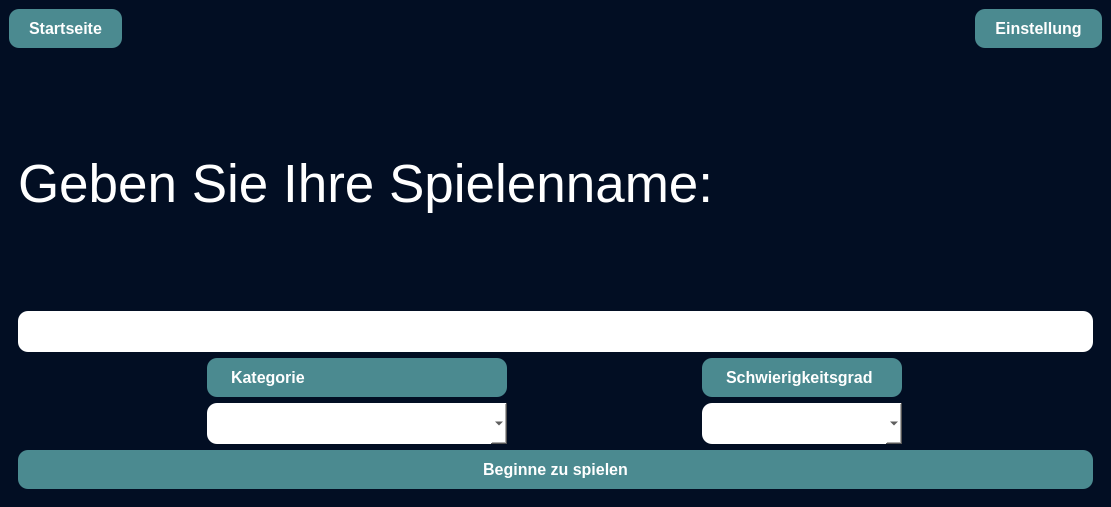
Before: the Qt Designer form WerWirdMillionear/mainwindow.ui in HoussemHfasa/-Wer-wird-Millionear, drawn with Qt 5.
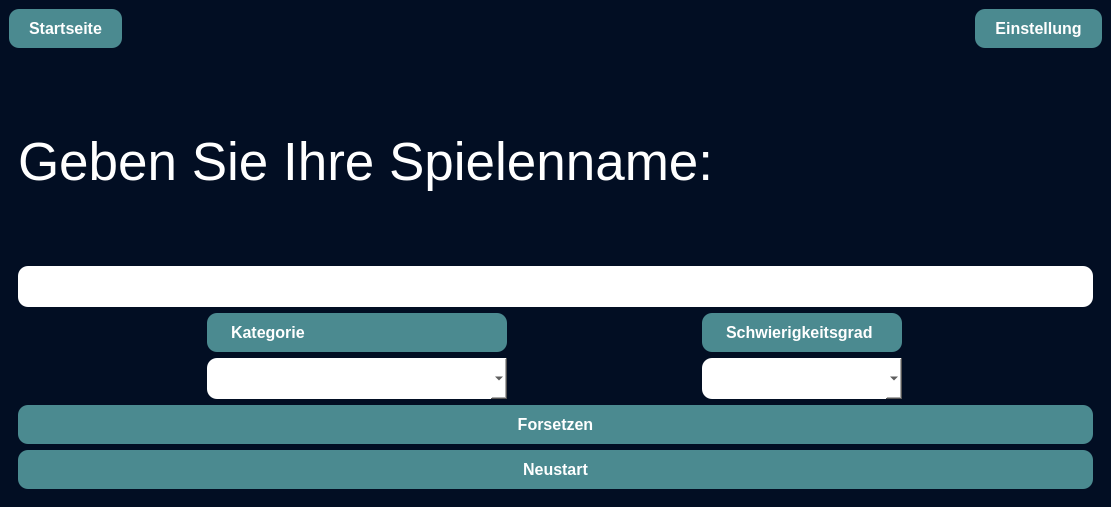
After: the same form once the commit is applied. The open tabs and pages were chosen to show the change. Icons and pictures are not drawn.

Commit message: forsetzen und Neustart implimentiert

```diff
--- a/WerWirdMillionear/mainwindow.ui
+++ b/WerWirdMillionear/mainwindow.ui
@@ -459,12 +459,28 @@
 border-radius: 10px;</string>
                 </property>
                 <property name="text">
-                 <string>Beginne zu spielen</string>
+                 <string>Forsetzen</string>
                 </property>
                </widget>
               </item>
              </layout>
             </item>
+            <item>
+             <widget class="QPushButton" name="Neustart">
+              <property name="styleSheet">
+               <string notr="true">background-color: #4B8A90;
+border: none;
+color: white;
+padding: 10px 20px;
+font-size: 16px;
+font-weight: bold;
+border-radius: 10px;</string>
+              </property>
+              <property name="text">
+               <string>Neustart</string>
+              </property>
+             </widget>
+            </item>
            </layout>
           </widget>
           <widget class="QWidget" name="SpielSeite">
```
The commit also changes 2 other files.
